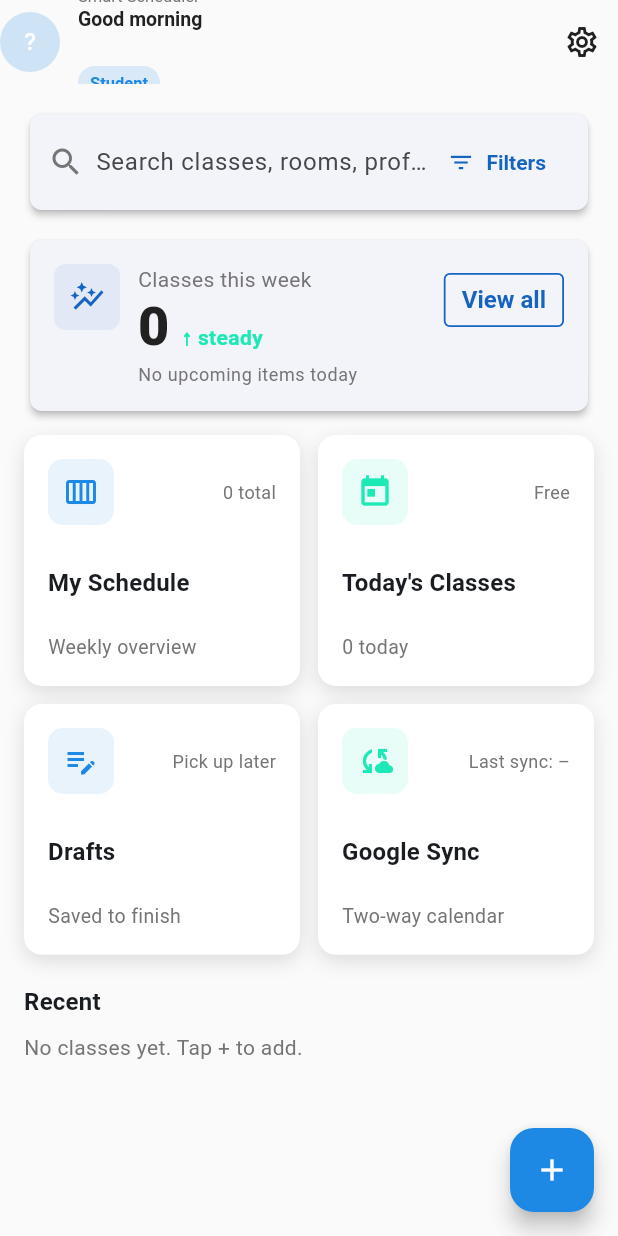
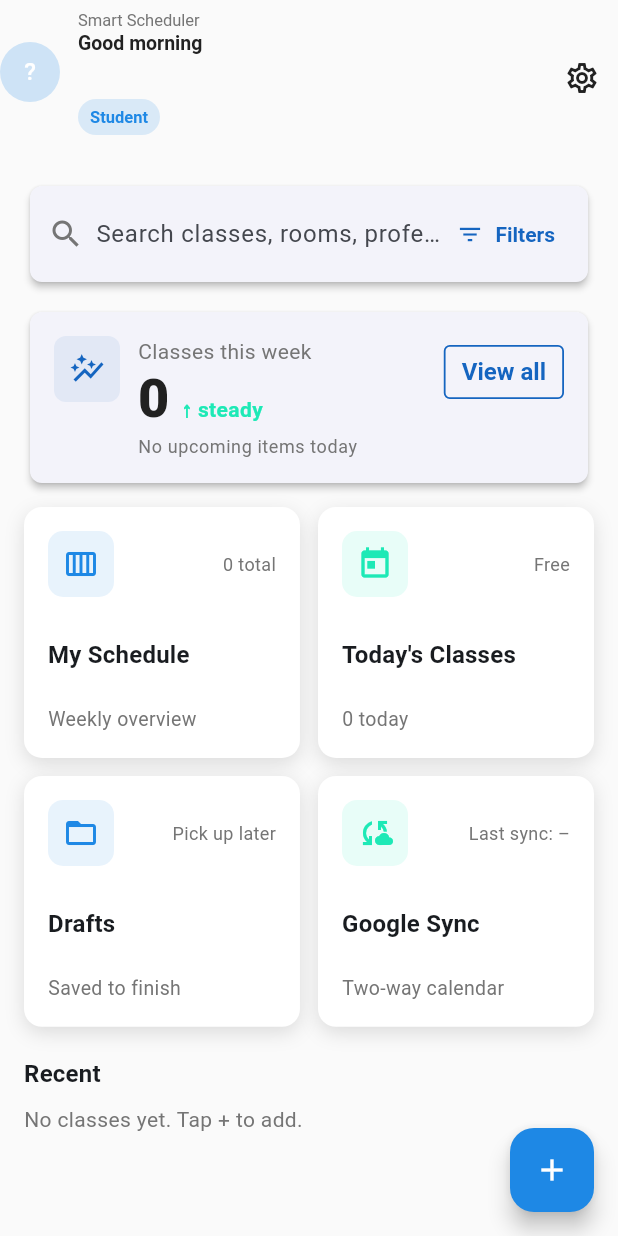
Before and after one commit to Day-Ones/EDUSYNC-DayOnes, a Flutter app: the DashboardScreen screen opened by its route, on a phone screen of 412 x 824 dp. Run offline on Flutter 3.47's test engine with Material 3 defaults, Android fonts, the phone set to English and light mode, and no system bars; our stand-ins replace email_validator, flutter_colorpicker, flutter_local_notifications, flutter_secure_storage, google_sign_in, shared_preferences and 1 more; accounts and stored records are empty.

Commit message:
Refactor DashboardScreen: enhance app bar layout, update greeting display, and improve search bar styling

```diff
--- a/lib/screens/dashboard_screen.dart
+++ b/lib/screens/dashboard_screen.dart
@@ -56,8 +56,11 @@ class _DashboardScreenState extends State<DashboardScreen> {
       backgroundColor: AppColors.background,
       appBar: AppBar(
         automaticallyImplyLeading: false,
+        toolbarHeight: 104,
         titleSpacing: 0,
-        title: Row(
+        title: Padding(
+          padding: const EdgeInsets.only(bottom: 8),
+          child: Row(
             children: [
               CircleAvatar(
                 backgroundColor: roleColor.withOpacity(0.2),
@@ -67,26 +70,28 @@ class _DashboardScreenState extends State<DashboardScreen> {
               Expanded(
                 child: Column(
                   crossAxisAlignment: CrossAxisAlignment.start,
+                  mainAxisAlignment: MainAxisAlignment.center,
                   children: [
                     const Text('Smart Scheduler', style: TextStyle(color: AppColors.textSecondary, fontSize: 11)),
                     Text(greeting, style: const TextStyle(fontWeight: FontWeight.w600, fontSize: 13)),
                     Text(user.fullName, style: const TextStyle(fontWeight: FontWeight.w800, fontSize: 18), maxLines: 1, overflow: TextOverflow.ellipsis),
-                  Row(
-                    children: [
-                      Container(
-                        padding: const EdgeInsets.symmetric(horizontal: 8, vertical: 4),
+                    const SizedBox(height: 6),
+                    Align(
+                      alignment: Alignment.centerLeft,
+                      child: Container(
+                        padding: const EdgeInsets.symmetric(horizontal: 8, vertical: 5),
                         decoration: BoxDecoration(
                           color: roleColor.withOpacity(0.15),
                           borderRadius: BorderRadius.circular(12),
                         ),
                         child: Text(isStudent ? 'Student' : 'Faculty', style: TextStyle(color: roleColor, fontWeight: FontWeight.w700, fontSize: 11)),
                       ),
-                    ],
                     ),
                   ],
                 ),
               ),
             ],
+          ),
         ),
         actions: [
           IconButton(
@@ -146,7 +151,7 @@ class _DashboardScreenState extends State<DashboardScreen> {
                   ),
                   NavCard(
                     title: 'Drafts',
-                    icon: Icons.edit_note,
+                    icon: Icons.folder_open,
                     subtitle: 'Saved to finish',
                     meta: 'Pick up later',
                     accent: roleColor,
@@ -213,6 +218,7 @@ class _DashboardScreenState extends State<DashboardScreen> {
                 decoration: const InputDecoration(
                   border: InputBorder.none,
                   hintText: 'Search classes, rooms, professors',
+                  contentPadding: EdgeInsets.symmetric(vertical: 10),
                 ),
                 onTap: () => Navigator.pushNamed(context, SearchFilterScreen.routeName),
                 readOnly: true,
@@ -222,6 +228,11 @@ class _DashboardScreenState extends State<DashboardScreen> {
               onPressed: () => Navigator.pushNamed(context, SearchFilterScreen.routeName),
               icon: const Icon(Icons.filter_list),
               label: const Text('Filters'),
+              style: TextButton.styleFrom(
+                padding: const EdgeInsets.symmetric(horizontal: 10, vertical: 10),
+                visualDensity: VisualDensity.compact,
+                alignment: Alignment.center,
+              ),
             ),
           ],
         ),
@@ -253,8 +264,12 @@ class _DashboardScreenState extends State<DashboardScreen> {
   }
 
   String _formatTime(BuildContext context, TimeOfDay t) {
-    final loc = MaterialLocalizations.of(context);
-    return loc.formatTimeOfDay(t, alwaysUse24HourFormat: false);
+    final hour = t.hour % 12 == 0 ? 12 : t.hour % 12;
+    final minute = t.minute;
+    final period = t.hour >= 12 ? 'PM' : 'AM';
+    if (minute == 0) return '$hour $period';
+    final minuteStr = minute.toString().padLeft(2, '0');
+    return '$hour:$minuteStr $period';
   }
 
   String _statusLabel(ClassModel c) {
```
Lines whose indentation alone changed are shown as unchanged.
